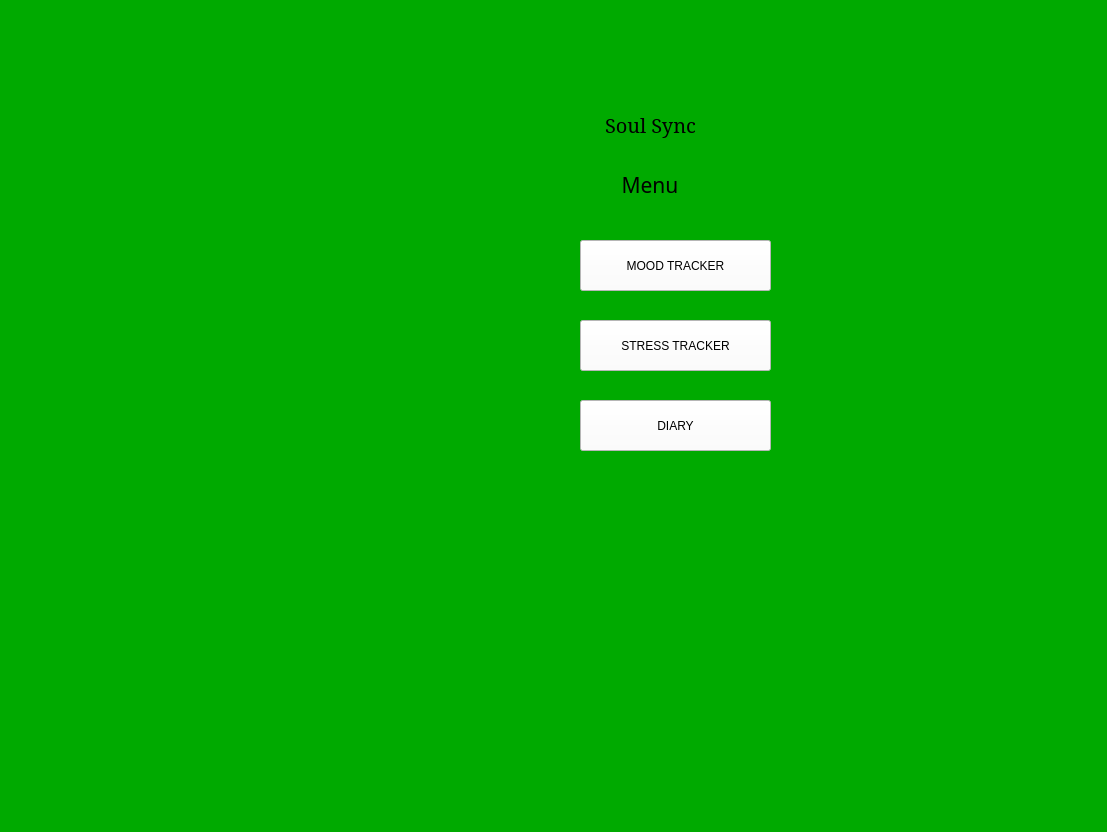
Old version of the form view/UI files/menu.ui in the repository LungoweA/SoulSync.
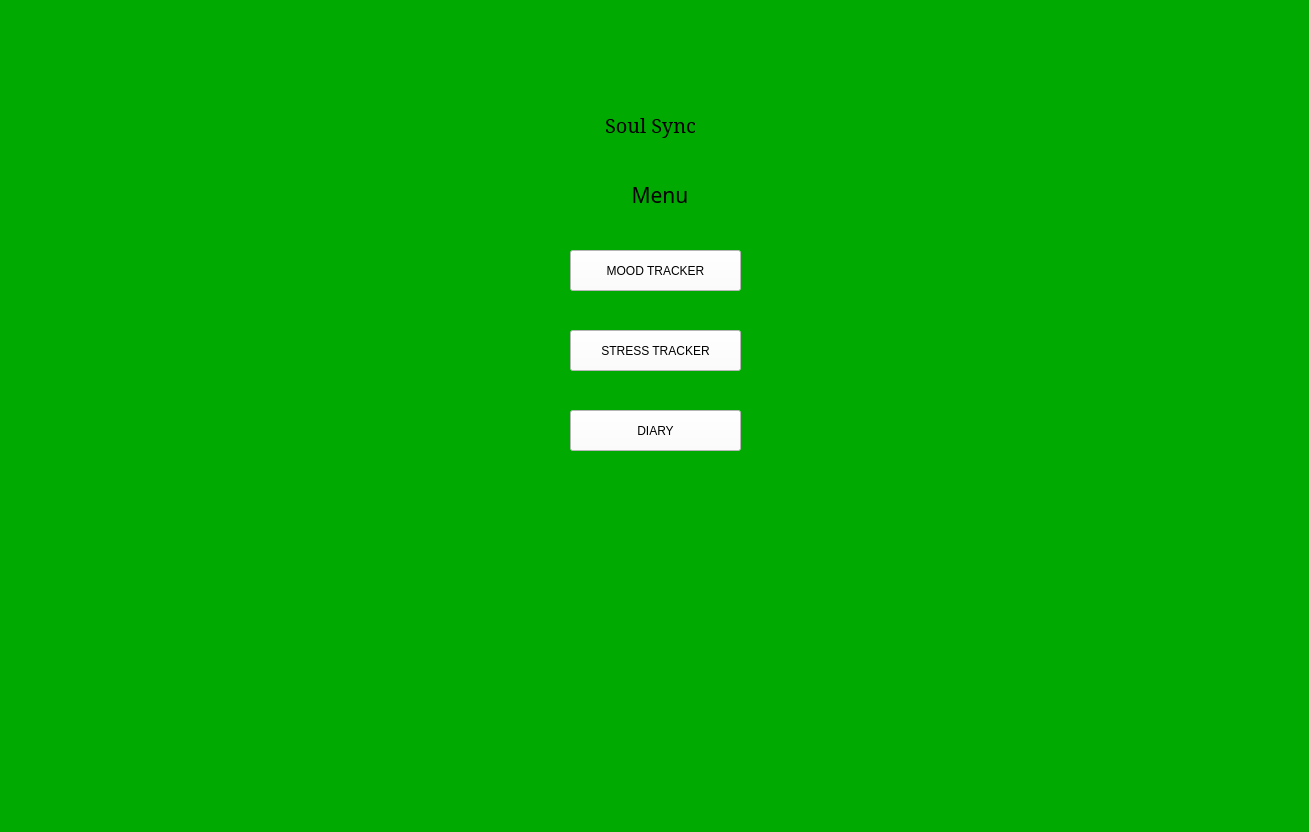
New version of the form. Icons and pictures are not drawn.

Commit message: Work in progress on Mood tracker feature

```diff
--- a/view/UI files/menu.ui
+++ b/view/UI files/menu.ui
@@ -6,7 +6,7 @@
    <rect>
     <x>0</x>
     <y>0</y>
-    <width>1107</width>
+    <width>1309</width>
     <height>832</height>
    </rect>
   </property>
@@ -21,10 +21,10 @@
    <widget class="QPushButton" name="mood_tracker_pushbutton">
     <property name="geometry">
      <rect>
-      <x>580</x>
-      <y>240</y>
-      <width>191</width>
-      <height>51</height>
+      <x>570</x>
+      <y>250</y>
+      <width>171</width>
+      <height>41</height>
      </rect>
     </property>
     <property name="styleSheet">
@@ -82,8 +82,8 @@
    <widget class="QLabel" name="label_4">
     <property name="geometry">
      <rect>
-      <x>550</x>
-      <y>160</y>
+      <x>560</x>
+      <y>170</y>
       <width>200</width>
       <height>50</height>
      </rect>
@@ -104,10 +104,10 @@
    <widget class="QPushButton" name="mood_tracker_pushbutton_2">
     <property name="geometry">
      <rect>
-      <x>580</x>
-      <y>320</y>
-      <width>191</width>
-      <height>51</height>
+      <x>570</x>
+      <y>330</y>
+      <width>171</width>
+      <height>41</height>
      </rect>
     </property>
     <property name="styleSheet">
@@ -121,10 +121,10 @@
    <widget class="QPushButton" name="mood_tracker_pushbutton_3">
     <property name="geometry">
      <rect>
-      <x>580</x>
-      <y>400</y>
-      <width>191</width>
-      <height>51</height>
+      <x>570</x>
+      <y>410</y>
+      <width>171</width>
+      <height>41</height>
      </rect>
     </property>
     <property name="styleSheet">
```
Left out of the diff: 6 changed lines with no effect on the pictures. The commit also changes 1 other file.
